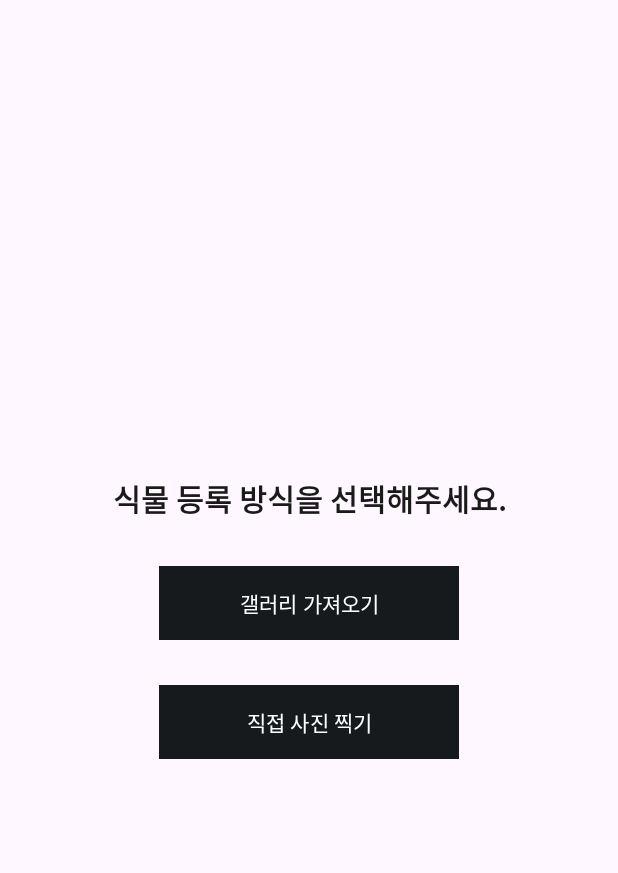
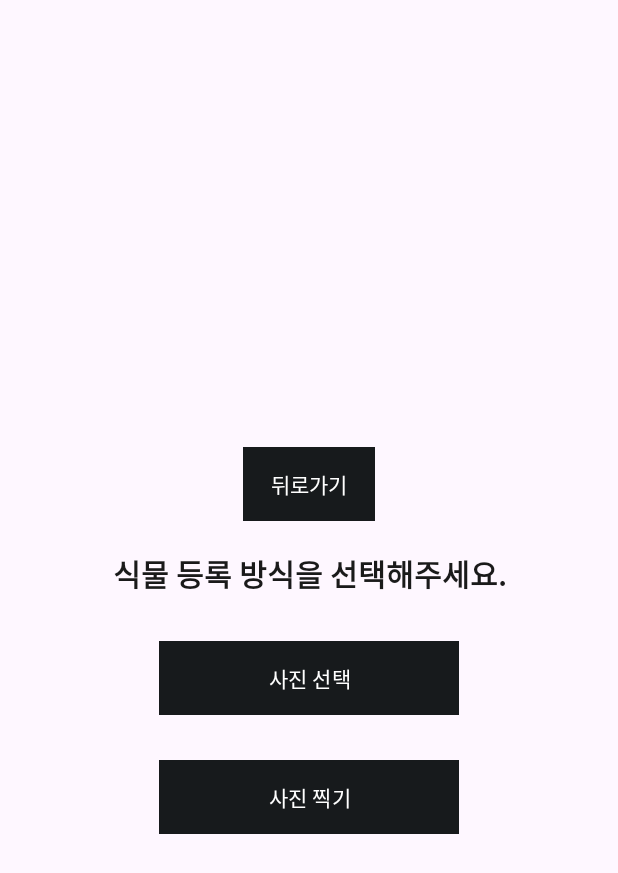
Before and after one commit to teamguguma/plant-app-frontend-v1.2, an Android app: the testActivity screen opened directly, with no data from a screen before it, on a phone screen of 412 x 824 dp. Shown: the top 873 px of the screen. Run offline under Robolectric (Android 15) with nearby library versions, the phone set to English and light mode, and no system bars.

Commit message:
feat: 식물 추가 페이지 뒤로가기 버튼 추가

```diff
--- a/app/src/main/java/com/guguma/guguma_application/testActivity.kt
+++ b/app/src/main/java/com/guguma/guguma_application/testActivity.kt
@@ -18,9 +18,6 @@ import com.bumptech.glide.Glide
 import com.bumptech.glide.request.RequestOptions
 
 class testActivity : AppCompatActivity() {
-
-
-
     private val STORAGE_PERMISSION_CODE = 1001 // 권한 코드 정의
 
     // 이미지 선택 결과를 처리할 pickImageLauncher 정의
@@ -40,24 +37,23 @@ class testActivity : AppCompatActivity() {
     override fun onCreate(savedInstanceState: Bundle?) {
         super.onCreate(savedInstanceState)
         setContentView(R.layout.activity_test)
-
-
-        // 갤러리 버튼 설정
+        // '사진 선택' 버튼 설정
         val bringGallery: Button = findViewById(R.id.bringGalleryBtn)
         bringGallery.setOnClickListener {
             checkPermissionAndOpenGallery()
         }
-
+        // '사진 촬영' 버튼 설정
         val picAddButton: Button = findViewById(R.id.PicAddBtn)
-
-        // 버튼 클릭 리스너 설정
         picAddButton.setOnClickListener {
-            // 사진 촬영을 위한 액티비티로 이동
             val intent = Intent(this, Camera::class.java)
             startActivity(intent)
         }
+        // '뒤로가기' 버튼 설정
+        val backButton: Button = findViewById(R.id.backButton)
+        backButton.setOnClickListener {
+            finish()
+        }
     }
-
     // 갤러리 접근 권한 체크 및 열기
     private fun checkPermissionAndOpenGallery() {
         val permission = if (Build.VERSION.SDK_INT >= Build.VERSION_CODES.TIRAMISU) {
@@ -114,11 +110,10 @@ class testActivity : AppCompatActivity() {
         }
     }
 
-    // 갤러리 열기
+    // 갤러리 앱 호출
     private fun navigatePhotos() {
-        val intent = Intent(Intent.ACTION_GET_CONTENT)
+        val intent = Intent(Intent.ACTION_PICK)
         intent.type = "image/*"
         pickImageLauncher.launch(intent)
     }
-
 }
--- a/app/src/main/res/layout/activity_test.xml
+++ b/app/src/main/res/layout/activity_test.xml
@@ -6,13 +6,25 @@
     android:layout_height="match_parent"
     tools:context=".testActivity">
 
-
     <LinearLayout
         android:id="@+id/containerLayout"
         android:layout_width="match_parent"
         android:layout_height="match_parent"
         android:orientation="vertical"
         android:gravity="center">
+
+        <Button
+            android:id="@+id/backButton"
+            android:layout_width="wrap_content"
+            android:layout_height="wrap_content"
+            android:layout_gravity="center_horizontal"
+            android:layout_marginTop="30dp"
+            android:layout_marginBottom="20dp"
+            android:background="@color/black"
+            android:contentDescription="@string/back_button"
+            android:padding="10dp"
+            android:text="뒤로가기"
+            android:textColor="@color/white" />
 
         <TextView
             android:id="@+id/noPlantsTextView"
@@ -23,30 +35,28 @@
             android:textSize="20sp"
             android:textStyle="bold"
             android:gravity="center" />
-
         <Button
             android:id="@+id/bringGalleryBtn"
             android:layout_width="200dp"
             android:layout_height="wrap_content"
             android:padding="10dp"
-            android:text="갤러리 가져오기"
+            android:text="사진 선택"
             android:background="@color/black"
             android:textColor="@color/white"
             android:gravity="center"
             android:layout_marginTop="30dp"
             android:contentDescription="@string/gallery_button_description"/>
-
         <Button
             android:id="@+id/PicAddBtn"
             android:layout_width="200dp"
             android:layout_height="wrap_content"
             android:padding="10dp"
-            android:text="직접 사진 찍기"
+            android:text="사진 찍기"
             android:background="@color/black"
             android:textColor="@color/white"
             android:gravity="center"
             android:layout_marginTop="30dp"
-            android:contentDescription="@string/PicAddBtnString"/>
+            android:contentDescription="@string/shutter_button_description"/>
     </LinearLayout>
 
 </androidx.constraintlayout.widget.ConstraintLayout>
--- a/app/src/main/res/values/strings.xml
+++ b/app/src/main/res/values/strings.xml
@@ -7,11 +7,14 @@
     <string name="messages_header">Messages</string>
     <string name="sync_header">Sync</string>
 
-    <string name="shutter_button_description">사진 촬영</string>
-    <string name="gallery_button_description">갤러리</string>
+    <string name="shutter_button_description">사진 찍기</string>
+    <string name="gallery_button_description">사진 선택</string>
     <string name="close_button_description">카메라 닫기</string>
+    <string name="back_button">뒤로가기</string>
+    <string name="register_plant">식물 등록 방식을 선택해주세요.</string>
+    <string name="error_title">오류</string>
+    <string name="error_message">이미지를 서버로 전송하는 데 실패했습니다.</string>
 
-    <string name="back_button">뒤로 가기</string>
     <string name="text_more">더보기</string>
     <string name="DateChange">날짜 변경</string>
 
--- a/build.gradle.kts
+++ b/build.gradle.kts
@@ -1,5 +1,5 @@
 // Top-level build file where you can add configuration options common to all sub-projects/modules.
 plugins {
-    id("com.android.application") version "8.1.3" apply false
+    id("com.android.application") version "8.3.0" apply false
     id("org.jetbrains.kotlin.android") version "1.9.0" apply false
 }
```
Also changed, not shown: app/src/main/java/com/guguma/guguma_application/Camera.kt (+2 -7 lines), gradle/wrapper/gradle-wrapper.properties.
